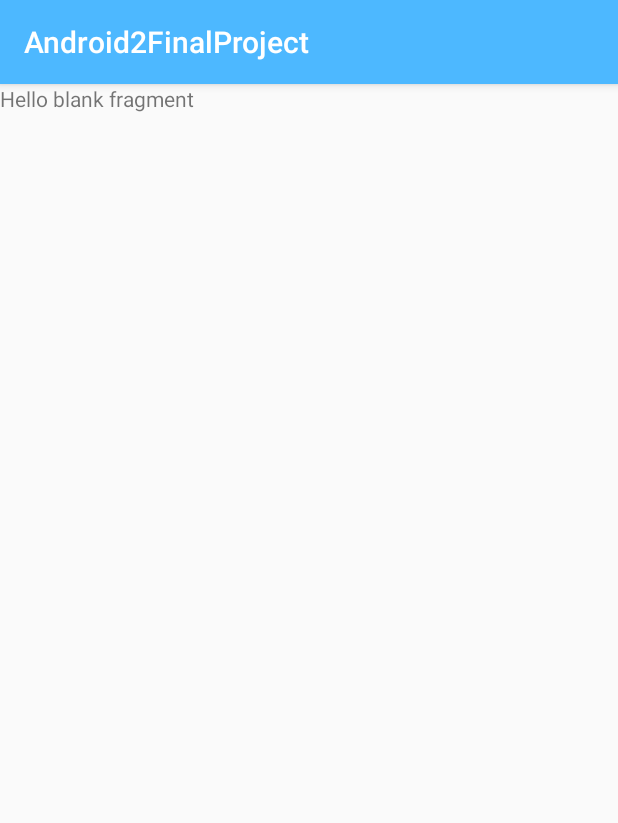
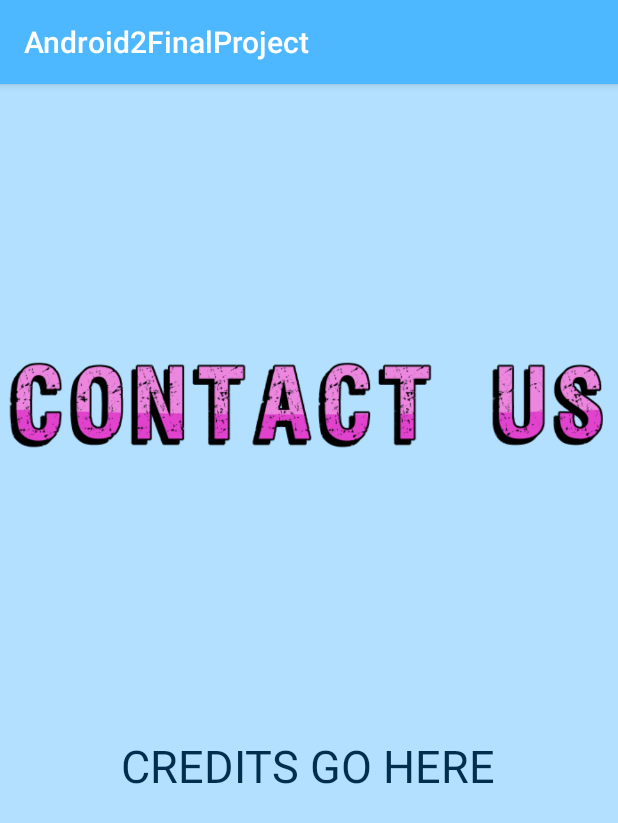
Before and after one commit to najiblitz/Android2FinalProject, an Android app: the fragment CreditsFragment shown on its own in the app's theme, on a phone screen of 412 x 824 dp. Shown: the top 823 px of the screen. Run offline under Robolectric (Android 15) with nearby library versions, the phone set to English and light mode, and no system bars.

Commit message:
Create Credits Layout

```diff
--- a/app/src/main/res/layout/fragment_credits.xml
+++ b/app/src/main/res/layout/fragment_credits.xml
@@ -1,14 +1,28 @@
 <?xml version="1.0" encoding="utf-8"?>
-<FrameLayout xmlns:android="http://schemas.android.com/apk/res/android"
+<LinearLayout xmlns:android="http://schemas.android.com/apk/res/android"
     xmlns:tools="http://schemas.android.com/tools"
     android:layout_width="match_parent"
     android:layout_height="match_parent"
+    android:orientation="vertical"
+    android:background="@color/colorAccent"
     tools:context=".CreditsFragment">
 
-    <!-- TODO: Update blank fragment layout -->
+    <ImageView
+        android:id="@+id/contactUsImage"
+        android:layout_width="wrap_content"
+        android:layout_height="wrap_content"
+        android:layout_weight="1"
+        android:src="@drawable/contactus" />
+
     <TextView
-        android:layout_width="match_parent"
-        android:layout_height="match_parent"
-        android:text="@string/hello_blank_fragment" />
+        android:id="@+id/creditContent"
+        android:layout_width="wrap_content"
+        android:layout_height="wrap_content"
+        android:layout_gravity="center"
+        android:layout_weight="1"
+        android:textColor="@color/darkText"
+        android:text="@string/creditContent"
+        android:textAlignment="center"
+        android:textSize="30sp" />
 
-</FrameLayout>
+</LinearLayout>
--- a/app/src/main/res/layout/fragment_home.xml
+++ b/app/src/main/res/layout/fragment_home.xml
@@ -31,6 +31,7 @@
                 android:layout_height="wrap_content"
                 android:layout_gravity="center"
                 android:layout_weight="1"
+                android:textColor="@color/darkText"
                 android:text="@string/home_intro"
                 android:textAlignment="center"
                 android:textSize="30sp" />
--- a/app/src/main/res/layout/fragment_view_pager.xml
+++ b/app/src/main/res/layout/fragment_view_pager.xml
@@ -3,6 +3,7 @@
     xmlns:tools="http://schemas.android.com/tools"
     android:layout_width="match_parent"
     android:layout_height="match_parent"
+    android:background="@color/colorAccent"
     android:orientation="vertical"
     tools:context=".ViewPagerFragment">
 
--- a/app/src/main/res/values/strings.xml
+++ b/app/src/main/res/values/strings.xml
@@ -40,6 +40,10 @@
 
     // New Products
 
+    // Credits
+
+    <string name="creditContent">CREDITS GO HERE</string>
+
 
     <!-- TODO: Remove or change this placeholder text -->
     <string name="hello_blank_fragment">Hello blank fragment</string>
```
